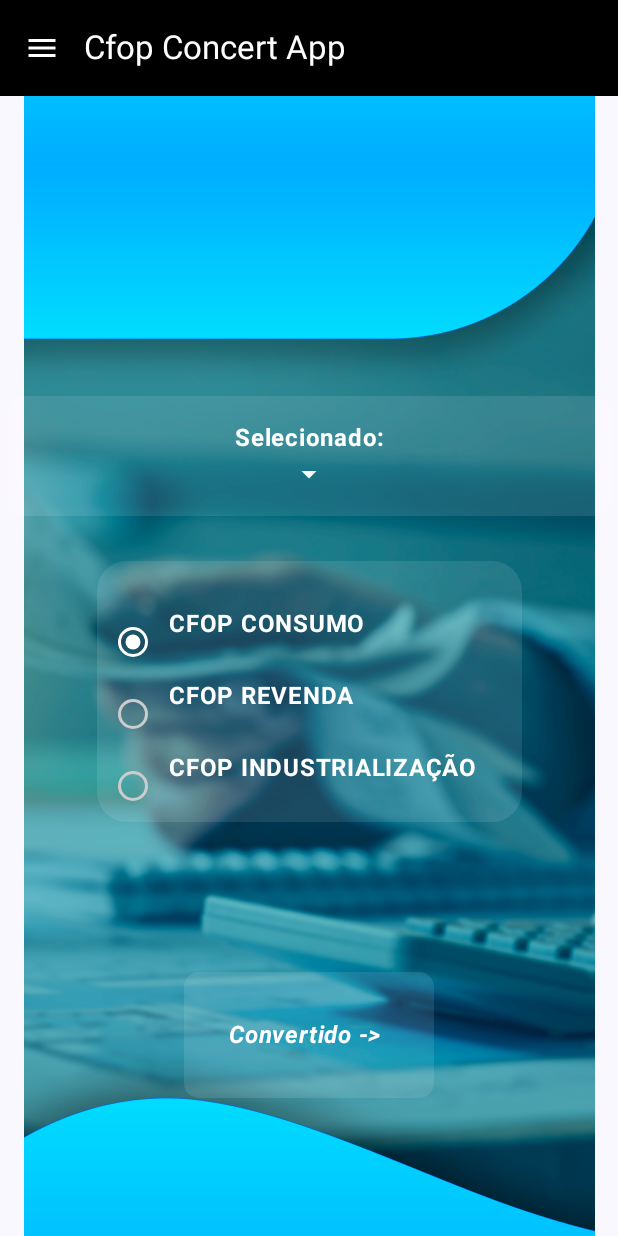
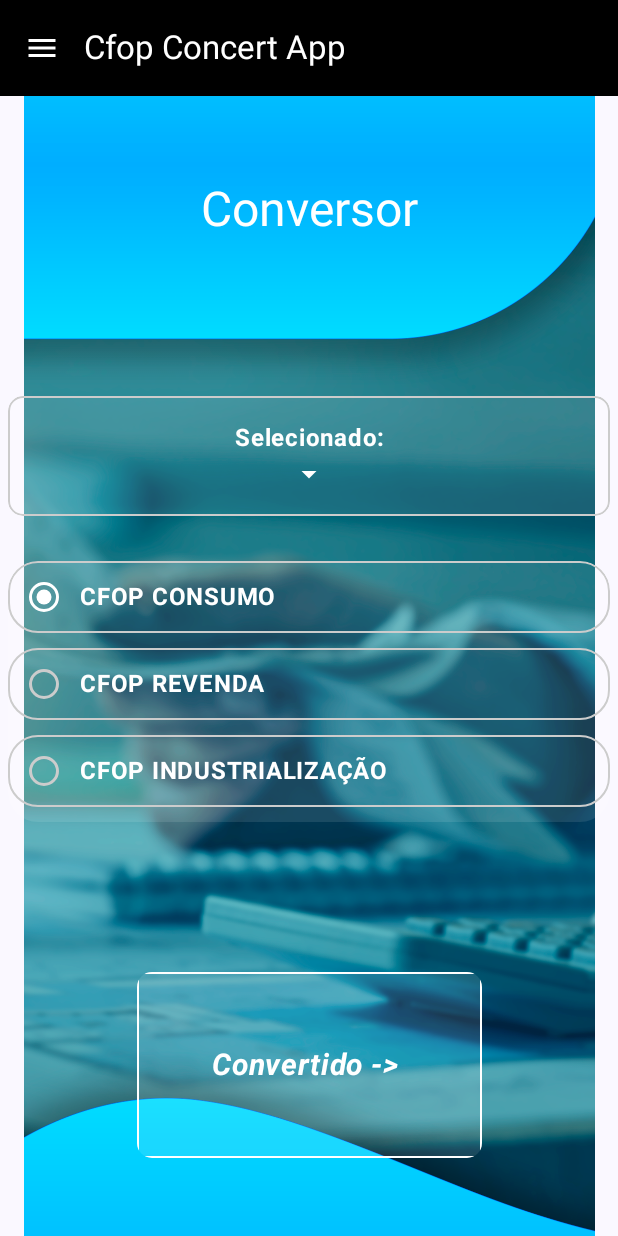
Before and after one commit to TalesPalma/Cfop-Convert-Mobile, an Android app built with Jetpack Compose: the screen it shows after launch (MainActivity), on a phone screen of 412 x 824 dp. Run offline under Robolectric (Android 15) with nearby library versions, the phone set to English and light mode, and no system bars; our stand-ins replace Dagger/Hilt's generated code, Room's generated code.

Commit message:
General interface improvements

```diff
--- a/app/src/main/java/com/talespalma/cfopconvertmobile/MainActivity.kt
+++ b/app/src/main/java/com/talespalma/cfopconvertmobile/MainActivity.kt
@@ -76,7 +76,7 @@ fun InitApp() {
             SideMenuNavigation(
                 navHostController = navController,
                 modifier = Modifier.padding(padding),
-                closeMenu = {isVisible = false}
+                closeMenu = {isVisible = false},
             )
         }
     }
--- a/app/src/main/java/com/talespalma/cfopconvertmobile/ui/components/DropBoxList.kt
+++ b/app/src/main/java/com/talespalma/cfopconvertmobile/ui/components/DropBoxList.kt
@@ -1,6 +1,7 @@
 package com.talespalma.cfopconvertmobile.ui.components
 
 import androidx.compose.foundation.background
+import androidx.compose.foundation.border
 import androidx.compose.foundation.clickable
 import androidx.compose.foundation.layout.Box
 import androidx.compose.foundation.layout.Column
@@ -25,6 +26,7 @@ import androidx.compose.ui.tooling.preview.Preview
 import androidx.compose.ui.unit.dp
 import com.talespalma.cfopconvertmobile.ui.home.HomeScreenState
 import com.talespalma.cfopconvertmobile.ui.home.HomeViewModel
+import kotlinx.coroutines.delay
 
 
 @Composable
@@ -34,7 +36,8 @@ fun DropBoxList(
     uiState: HomeScreenState
 ) {
 
-    val colorElement  = Color(0xFF, 0xFF, 0xFF).copy(alpha = 0.10f)
+    val colorElement = Color(0xFF, 0xFF, 0xFF).copy(alpha = 0.10f)
+
     Box(modifier = Modifier.padding(top = 200.dp, end = 5.dp, start = 5.dp, bottom = 30.dp)) {
         Row(
             modifier = Modifier
@@ -42,6 +45,11 @@ fun DropBoxList(
                 .fillMaxWidth()
                 .clickable { homeViewModel.updateExpanded(true) }
                 .background(colorElement)
+                .border(
+                    width = 1.dp,
+                    color = Color.LightGray,
+                    shape = RoundedCornerShape(10.dp)
+                )
                 .padding(16.dp),
         ) {
             Column {
@@ -62,13 +70,17 @@ fun DropBoxList(
         }
 
         DropdownMenu(
-            modifier = Modifier.align(Alignment.Center).background(colorElement),
+            modifier = Modifier
+                .align(Alignment.Center)
+                .background(Color.Black),
             expanded = uiState.expanded,
-            onDismissRequest = { homeViewModel.updateExpanded(false) }) {
+            onDismissRequest = {
+                    homeViewModel.updateExpanded(false)
+            }) {
             uiState.cfops.forEach { cfop ->
                 DropdownMenuItem(
-                    modifier = Modifier.background(colorElement),
-                    text = { Text(text = cfop.code, color = Color.Black) },
+                    modifier = Modifier.background(Color.Black),
+                    text = { Text(text = cfop.code, color = Color.White) },
                     onClick = {
                         homeViewModel.updateCfopSelected(cfop.code)
                         homeViewModel.updateCfopConvetido(cfop.covertindCode)
--- a/app/src/main/java/com/talespalma/cfopconvertmobile/ui/components/RadioButtons.kt
+++ b/app/src/main/java/com/talespalma/cfopconvertmobile/ui/components/RadioButtons.kt
@@ -1,12 +1,13 @@
 package com.talespalma.cfopconvertmobile.ui.components
 
 import androidx.compose.foundation.background
+import androidx.compose.foundation.border
+import androidx.compose.foundation.clickable
 import androidx.compose.foundation.layout.Column
 import androidx.compose.foundation.layout.Row
 import androidx.compose.foundation.layout.fillMaxWidth
 import androidx.compose.foundation.layout.padding
 import androidx.compose.foundation.layout.wrapContentSize
-import androidx.compose.foundation.layout.wrapContentWidth
 import androidx.compose.foundation.shape.RoundedCornerShape
 import androidx.compose.material3.RadioButtonColors
 import androidx.compose.material3.Text
@@ -35,30 +36,55 @@ fun RadioButtons(
         disabledUnselectedColor = Color.Black
     )
     val colorText = Color.White
+    val rowModifier = Modifier
+        .padding(bottom = 10.dp)
+        .fillMaxWidth()
+        .border(
+            width = 1.dp,
+            color = Color.LightGray,
+            shape = RoundedCornerShape(20.dp)
+        )
+
 
     Column(
-        modifier = modifier.clip(shape = RoundedCornerShape(20.dp))
+        modifier = modifier
+            .padding(start = 5.dp, end = 5.dp)
+            .clip(shape = RoundedCornerShape(20.dp))
             .background(color = Color(0xFF, 0xFF, 0xFF).copy(alpha = 0.10F))
-            .padding(top = 30.dp, end = 30.dp)
             .wrapContentSize(Alignment.Center)
     ) {
-        Row{
+        Row(
+            modifier = rowModifier.clickable {
+                homeViewModel.updateCategory(1)
+            },
+            verticalAlignment = Alignment.CenterVertically,
+        ) {
             androidx.compose.material3.RadioButton(
                 onClick = { homeViewModel.updateCategory(1) },
                 selected = (uiState.categorySelected == 1),
                 colors = radioColors
             )
-            Text("CFOP CONSUMO", color = colorText,fontWeight = FontWeight.Bold)
+            Text("CFOP CONSUMO", color = colorText, fontWeight = FontWeight.Bold)
         }
-        Row {
+        Row(
+            modifier = rowModifier.clickable {
+                homeViewModel.updateCategory(2)
+            },
+            verticalAlignment = Alignment.CenterVertically
+        ) {
             androidx.compose.material3.RadioButton(
                 onClick = { homeViewModel.updateCategory(2) },
                 selected = (uiState.categorySelected == 2),
                 colors = radioColors
             )
-            Text("CFOP REVENDA", color = colorText,fontWeight = FontWeight.Bold)
+            Text("CFOP REVENDA", color = colorText, fontWeight = FontWeight.Bold)
         }
-        Row {
+        Row(
+            modifier = rowModifier.clickable {
+                homeViewModel.updateCategory(3)
+            },
+            verticalAlignment = Alignment.CenterVertically
+        ) {
             androidx.compose.material3.RadioButton(
                 onClick = { homeViewModel.updateCategory(3) },
                 selected = (uiState.categorySelected == 3),
--- a/app/src/main/java/com/talespalma/cfopconvertmobile/ui/home/HomeScreen.kt
+++ b/app/src/main/java/com/talespalma/cfopconvertmobile/ui/home/HomeScreen.kt
@@ -2,14 +2,17 @@ package com.talespalma.cfopconvertmobile.ui.home
 
 import androidx.compose.foundation.Image
 import androidx.compose.foundation.background
+import androidx.compose.foundation.border
 import androidx.compose.foundation.layout.Box
 import androidx.compose.foundation.layout.Column
 import androidx.compose.foundation.layout.Spacer
 import androidx.compose.foundation.layout.fillMaxSize
+import androidx.compose.foundation.layout.fillMaxWidth
 import androidx.compose.foundation.layout.height
 import androidx.compose.foundation.layout.padding
 import androidx.compose.foundation.layout.wrapContentWidth
 import androidx.compose.foundation.shape.RoundedCornerShape
+import androidx.compose.material3.MaterialTheme
 import androidx.compose.material3.Text
 import androidx.compose.runtime.Composable
 import androidx.compose.runtime.LaunchedEffect
@@ -22,6 +25,7 @@ import androidx.compose.ui.graphics.Color
 import androidx.compose.ui.res.painterResource
 import androidx.compose.ui.text.font.FontStyle
 import androidx.compose.ui.text.font.FontWeight
+import androidx.compose.ui.text.style.TextAlign
 import androidx.compose.ui.tooling.preview.Preview
 import androidx.compose.ui.unit.dp
 import androidx.compose.ui.unit.sp
@@ -39,6 +43,8 @@ fun Home(
 
     val image = painterResource(R.drawable.fundo)
     val colorElement  = Color(0xFF, 0xFF, 0xFF).copy(alpha = 0.10f)
+
+
     Box(
         modifier = Modifier.fillMaxSize()
     ) {
@@ -49,6 +55,13 @@ fun Home(
                 .fillMaxSize()
         )
     }
+    Text(
+        text = "Conversor",
+        textAlign = TextAlign.Center,
+        modifier = Modifier.fillMaxWidth().padding(top = 120.dp),
+        style = MaterialTheme.typography.headlineLarge,
+        color = Color.White,
+    )
         Column(
             modifier = modifier
                 .fillMaxSize()
@@ -67,10 +80,12 @@ fun Home(
                 modifier = Modifier
                     .clip(RoundedCornerShape(10.dp))
                     .background(colorElement)
-                    .padding(30.dp),
+                    .border(1.dp, Color.White)
+                    .padding(50.dp)
+                ,
                 text = "Convertido -> ${uiState.cfopConvetido}",
                 color = Color.White,
-                fontSize = 16.sp,
+                fontSize = 20.sp,
                 fontWeight = FontWeight.Bold,
                 fontStyle = FontStyle.Italic
             )
--- a/app/src/main/java/com/talespalma/cfopconvertmobile/ui/theme/Color.kt
+++ b/app/src/main/java/com/talespalma/cfopconvertmobile/ui/theme/Color.kt
@@ -2,10 +2,6 @@ package com.talespalma.cfopconvertmobile.ui.theme
 
 import androidx.compose.ui.graphics.Color
 
-val Purple80 = Color(0xFFD0BCFF)
-val PurpleGrey80 = Color(0xFFCCC2DC)
-val Pink80 = Color(0xFFEFB8C8)
-
-val Purple40 = Color(0xFF6650a4)
-val PurpleGrey40 = Color(0xFF625b71)
-val Pink40 = Color(0xFF7D5260)
+val black = Color(0xFF000000)
+val white = Color(0xFFFFFFFF)
+val blueOcean = Color(0xFF007AFF)
--- a/app/src/main/java/com/talespalma/cfopconvertmobile/ui/theme/Theme.kt
+++ b/app/src/main/java/com/talespalma/cfopconvertmobile/ui/theme/Theme.kt
@@ -9,34 +9,30 @@ import androidx.compose.material3.dynamicDarkColorScheme
 import androidx.compose.material3.dynamicLightColorScheme
 import androidx.compose.material3.lightColorScheme
 import androidx.compose.runtime.Composable
+import androidx.compose.ui.graphics.Color
 import androidx.compose.ui.platform.LocalContext
 
 private val DarkColorScheme = darkColorScheme(
-    primary = Purple80,
-    secondary = PurpleGrey80,
-    tertiary = Pink80
+    primary = black,
+    secondary = white,
+    tertiary = blueOcean
 )
 
 private val LightColorScheme = lightColorScheme(
-    primary = Purple40,
-    secondary = PurpleGrey40,
-    tertiary = Pink40
-
-    /* Other default colors to override
-    background = Color(0xFFFFFBFE),
+    primary = black,
+    secondary = white,
+    tertiary = blueOcean,
     surface = Color(0xFFFFFBFE),
     onPrimary = Color.White,
     onSecondary = Color.White,
     onTertiary = Color.White,
     onBackground = Color(0xFF1C1B1F),
     onSurface = Color(0xFF1C1B1F),
-    */
 )
 
 @Composable
 fun CfopConvertMobileTheme(
     darkTheme: Boolean = isSystemInDarkTheme(),
-    // Dynamic color is available on Android 12+
     dynamicColor: Boolean = true,
     content: @Composable () -> Unit
 ) {
```
Also changed, not shown: app/src/main/java/com/talespalma/cfopconvertmobile/ui/components/SideMenu.kt (+26 -29 lines), app/src/main/java/com/talespalma/cfopconvertmobile/ui/contact/ContactScreen.kt (+5 -4 lines).
